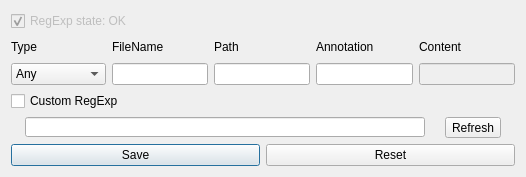
First picture: the form in src/FilterDialog.ui, repository OSLL/sca, before the edit.
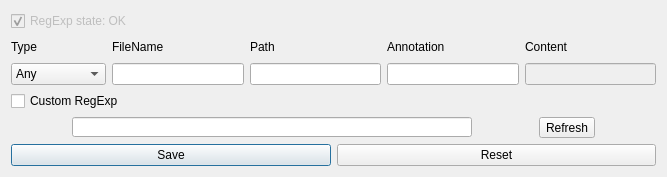
Second picture: the form after the edit.

Diff of the .ui file:
```diff
--- a/src/FilterDialog.ui
+++ b/src/FilterDialog.ui
@@ -6,7 +6,7 @@
    <rect>
     <x>0</x>
     <y>0</y>
-    <width>526</width>
+    <width>667</width>
     <height>177</height>
    </rect>
   </property>
```
Left out of the diff: 5 changed lines with no effect on the pictures.
